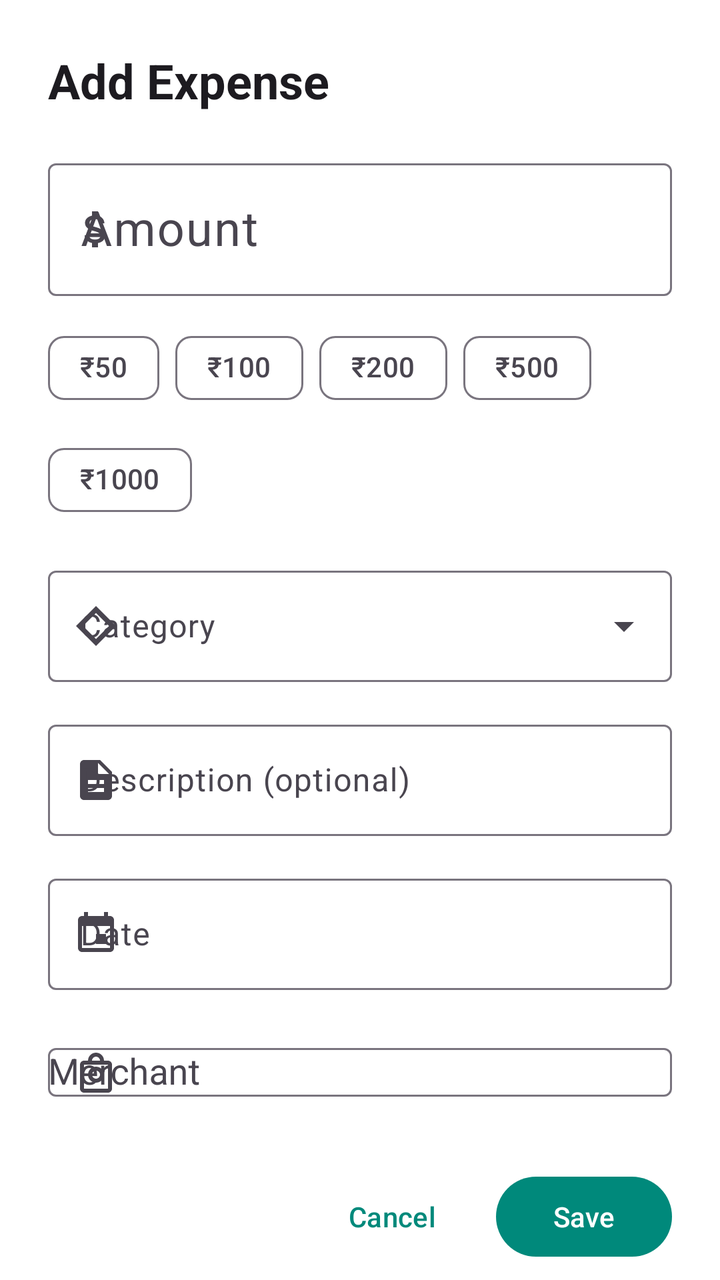
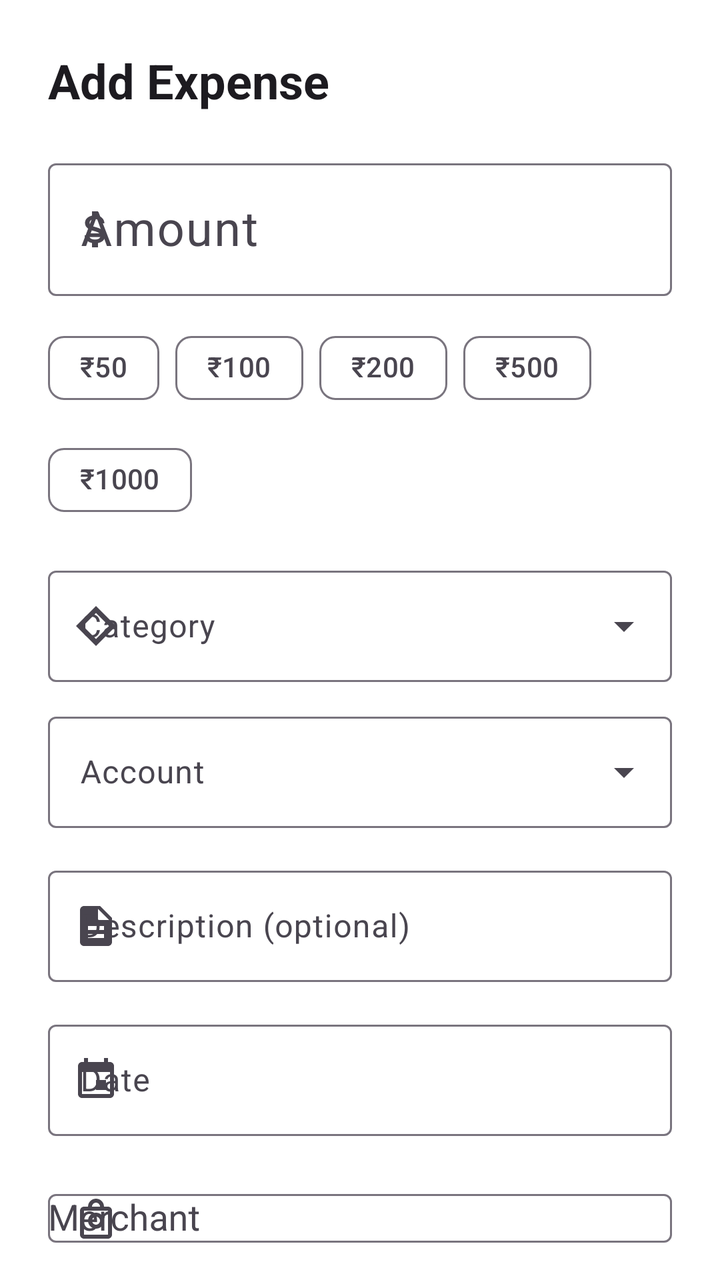

Before-and-after screenshots of an Android layout around one commit, followed by the original layout XML and the change that was made.
<!-- AndroidManifest.xml: application theme Theme.SpendWiseAI -->
<!-- res/layout/fragment_expense_editor_dialog.xml -->
<?xml version="1.0" encoding="utf-8"?>
<androidx.core.widget.NestedScrollView
    xmlns:android="http://schemas.android.com/apk/res/android"
    xmlns:app="http://schemas.android.com/apk/res-auto"
    xmlns:tools="http://schemas.android.com/tools"
    android:layout_width="match_parent"
    android:layout_height="wrap_content"
    android:fillViewport="true">

    <LinearLayout
        android:layout_width="match_parent"
        android:layout_height="wrap_content"
        android:orientation="vertical"
        android:padding="24dp"
        android:background="?attr/colorSurface"
        tools:context=".common.ExpenseEditorDialogFragment">

        <TextView
            android:id="@+id/text_dialog_title"
            android:layout_width="wrap_content"
            android:layout_height="wrap_content"
            android:text="@string/add_expense"
            android:textAppearance="?attr/textAppearanceHeadlineSmall"
            android:textStyle="bold" />

        <com.google.android.material.textfield.TextInputLayout
            android:id="@+id/layout_amount"
            style="@style/Widget.Material3.TextInputLayout.OutlinedBox"
            android:layout_width="match_parent"
            android:layout_height="wrap_content"
            android:layout_marginTop="20dp"
            android:hint="@string/amount"
            app:prefixText="₹"
            app:startIconDrawable="@drawable/ic_currency">

            <com.google.android.material.textfield.TextInputEditText
                android:id="@+id/edit_amount"
                android:layout_width="match_parent"
                android:layout_height="wrap_content"
                android:inputType="numberDecimal"
                android:maxLines="1"
                android:textSize="24sp" />

        </com.google.android.material.textfield.TextInputLayout>

        <com.google.android.material.chip.ChipGroup
            android:id="@+id/chip_group_presets"
            android:layout_width="match_parent"
            android:layout_height="wrap_content"
            android:layout_marginTop="12dp"
            app:selectionRequired="false"
            app:singleSelection="true">

            <com.google.android.material.chip.Chip
                android:id="@+id/chip_50"
                style="@style/Widget.Material3.Chip.Filter"
                android:layout_width="wrap_content"
                android:layout_height="wrap_content"
                android:text="₹50" />

            <com.google.android.material.chip.Chip
                android:id="@+id/chip_100"
                style="@style/Widget.Material3.Chip.Filter"
                android:layout_width="wrap_content"
                android:layout_height="wrap_content"
                android:text="₹100" />

            <com.google.android.material.chip.Chip
                android:id="@+id/chip_200"
                style="@style/Widget.Material3.Chip.Filter"
                android:layout_width="wrap_content"
                android:layout_height="wrap_content"
                android:text="₹200" />

            <com.google.android.material.chip.Chip
                android:id="@+id/chip_500"
                style="@style/Widget.Material3.Chip.Filter"
                android:layout_width="wrap_content"
                android:layout_height="wrap_content"
                android:text="₹500" />

            <com.google.android.material.chip.Chip
                android:id="@+id/chip_1000"
                style="@style/Widget.Material3.Chip.Filter"
                android:layout_width="wrap_content"
                android:layout_height="wrap_content"
                android:text="₹1000" />

        </com.google.android.material.chip.ChipGroup>

        <com.google.android.material.textfield.TextInputLayout
            android:id="@+id/layout_category"
            style="@style/Widget.Material3.TextInputLayout.OutlinedBox.ExposedDropdownMenu"
            android:layout_width="match_parent"
            android:layout_height="wrap_content"
            android:layout_marginTop="16dp"
            android:hint="@string/category"
            app:startIconDrawable="@drawable/ic_category_black_24dp">

            <AutoCompleteTextView
                android:id="@+id/dropdown_category"
                android:layout_width="match_parent"
                android:layout_height="wrap_content"
                android:inputType="none"
                android:maxLines="1" />

        </com.google.android.material.textfield.TextInputLayout>

        <com.google.android.material.textfield.TextInputLayout
            android:id="@+id/layout_description"
            style="@style/Widget.Material3.TextInputLayout.OutlinedBox"
            android:layout_width="match_parent"
            android:layout_height="wrap_content"
            android:layout_marginTop="16dp"
            android:hint="@string/description_optional"
            app:startIconDrawable="@drawable/ic_description">

            <com.google.android.material.textfield.TextInputEditText
                android:id="@+id/edit_description"
                android:layout_width="match_parent"
                android:layout_height="wrap_content"
                android:inputType="text"
                android:maxLines="1" />

        </com.google.android.material.textfield.TextInputLayout>

        <com.google.android.material.textfield.TextInputLayout
            android:id="@+id/layout_date"
            style="@style/Widget.Material3.TextInputLayout.OutlinedBox"
            android:layout_width="match_parent"
            android:layout_height="wrap_content"
            android:layout_marginTop="16dp"
            android:hint="@string/date"
            app:startIconDrawable="@drawable/ic_calendar_black_24dp">

            <com.google.android.material.textfield.TextInputEditText
                android:id="@+id/edit_date"
                android:layout_width="match_parent"
                android:layout_height="wrap_content"
                android:clickable="true"
                android:ellipsize="end"
                android:focusable="false"
                android:maxLines="1"
                android:singleLine="true" />

        </com.google.android.material.textfield.TextInputLayout>

        <com.google.android.material.textfield.TextInputLayout
            android:id="@+id/layout_merchant"
            style="@style/Widget.Material3.TextInputLayout.OutlinedBox"
            android:layout_width="match_parent"
            android:layout_height="wrap_content"
            android:layout_marginTop="12dp"
            android:hint="@string/merchant"
            app:startIconDrawable="@drawable/ic_merchants_black_24dp">

            <AutoCompleteTextView
                android:id="@+id/edit_merchant"
                android:layout_width="match_parent"
                android:layout_height="wrap_content"
                android:completionThreshold="1"
                android:inputType="text"
                android:maxLines="1" />

        </com.google.android.material.textfield.TextInputLayout>

        <LinearLayout
            android:layout_width="match_parent"
            android:layout_height="wrap_content"
            android:layout_marginTop="24dp"
            android:gravity="end"
            android:orientation="horizontal">

            <com.google.android.material.button.MaterialButton
                android:id="@+id/btn_delete"
                style="@style/Widget.Material3.Button.TextButton"
                android:layout_width="wrap_content"
                android:layout_height="wrap_content"
                android:text="@string/delete"
                android:textColor="?attr/colorError"
                android:visibility="gone" />

            <View
                android:layout_width="0dp"
                android:layout_height="0dp"
                android:layout_weight="1" />

            <com.google.android.material.button.MaterialButton
                android:id="@+id/btn_cancel"
                style="@style/Widget.Material3.Button.TextButton"
                android:layout_width="wrap_content"
                android:layout_height="wrap_content"
                android:text="@string/cancel" />

            <com.google.android.material.button.MaterialButton
                android:id="@+id/btn_save"
                android:layout_width="wrap_content"
                android:layout_height="wrap_content"
                android:layout_marginStart="8dp"
                android:text="@string/save"
                app:backgroundTint="?attr/colorPrimary" />

        </LinearLayout>

    </LinearLayout>

</androidx.core.widget.NestedScrollView>
<!-- resources referenced by this layout -->
<resources>
  <!-- drawable ic_calendar_black_24dp (drawable) -->
  <vector android:height="24dp"
      android:viewportHeight="24" android:viewportWidth="24"
      android:width="24dp" xmlns:android="http://schemas.android.com/apk/res/android">
      <path android:fillColor="#757575" android:pathData="M17,12h-5v5h5V12zM16,1v2H8V1H6v2H5C3.89,3 3.01,3.9 3.01,5L3,19c0,1.1 0.89,2 2,2h14c1.1,0 2,-0.9 2,-2V5c0,-1.1 -0.9,-2 -2,-2h-1V1h-2zM19,19H5V8h14V19z"/>
  </vector>
  <!-- drawable ic_category_black_24dp (drawable) -->
  <vector android:height="24dp"
      android:viewportHeight="24" android:viewportWidth="24"
      android:width="24dp" xmlns:android="http://schemas.android.com/apk/res/android">
      <path android:fillColor="#757575" android:pathData="M12,2L2,12l10,10l10,-10L12,2zM12,18.5L5.5,12L12,5.5L18.5,12L12,18.5z"/>
  </vector>
  <!-- drawable ic_currency (drawable) -->
  <vector xmlns:android="http://schemas.android.com/apk/res/android"
      android:width="24dp"
      android:height="24dp"
      android:viewportWidth="24"
      android:viewportHeight="24">
      <path
          android:fillColor="#757575"
          android:pathData="M11.8,10.9c-2.27,-0.59 -3,-1.2 -3,-2.15 0,-1.09 1.01,-1.85 2.7,-1.85 1.78,0 2.44,0.85 2.5,2.1h2.21c-0.07,-1.72 -1.12,-3.3 -3.21,-3.81V3h-3v2.16c-1.94,0.42 -3.5,1.68 -3.5,3.61 0,2.31 1.91,3.46 4.7,4.13 2.5,0.6 3,1.48 3,2.41 0,0.69 -0.49,1.79 -2.7,1.79 -2.06,0 -2.87,-0.92 -2.98,-2.1h-2.2c0.12,2.19 1.76,3.42 3.68,3.83V21h3v-2.15c1.95,-0.37 3.5,-1.5 3.5,-3.55 0,-2.84 -2.43,-3.81 -4.7,-4.4z"/>
  </vector>
  <!-- drawable ic_description (drawable) -->
  <vector xmlns:android="http://schemas.android.com/apk/res/android"
      android:width="24dp"
      android:height="24dp"
      android:viewportWidth="24"
      android:viewportHeight="24">
      <path
          android:fillColor="#757575"
          android:pathData="M14,2H6c-1.1,0 -1.99,0.9 -1.99,2L4,20c0,1.1 0.89,2 1.99,2H18c1.1,0 2,-0.9 2,-2V8l-6,-6zM16,18H8v-2h8v2zM16,14H8v-2h8v2zM13,9V3.5L18.5,9H13z"/>
  </vector>
  <!-- drawable ic_merchants_black_24dp (drawable) -->
  <vector android:height="24dp"
      android:viewportHeight="24" android:viewportWidth="24"
      android:width="24dp" xmlns:android="http://schemas.android.com/apk/res/android">
      <path android:fillColor="#757575" android:pathData="M18,6h-2c0,-2.21 -1.79,-4 -4,-4S8,3.79 8,6H6C4.9,6 4,6.9 4,8v12c0,1.1 0.9,2 2,2h12c1.1,0 2,-0.9 2,-2V8C20,6.9 19.1,6 18,6zM12,4c1.1,0 2,0.9 2,2h-4C10,4.9 10.9,4 12,4zM18,20H6V8h12V20zM12,9c-2.21,0 -4,1.79 -4,4s1.79,4 4,4s4,-1.79 4,-4S14.21,9 12,9zM12,15c-1.1,0 -2,-0.9 -2,-2s0.9,-2 2,-2s2,0.9 2,2S13.1,15 12,15z"/>
  </vector>
  <string name="add_expense">Add Expense</string>
  <string name="amount">Amount</string>
  <string name="cancel">Cancel</string>
  <string name="category">Category</string>
  <string name="date">Date</string>
  <string name="delete">Delete</string>
  <string name="description_optional">Description (optional)</string>
  <string name="merchant">Merchant</string>
  <string name="save">Save</string>
  <color name="md_theme_primary">#00897B</color>
  <color name="md_theme_onPrimary">#FFFFFF</color>
  <color name="md_theme_primaryContainer">#B2DFDB</color>
  <color name="md_theme_onPrimaryContainer">#00251A</color>
  <color name="md_theme_secondary">#146C63</color>
  <color name="md_theme_onSecondary">#FFFFFF</color>
  <color name="md_theme_secondaryContainer">#BDECE5</color>
  <color name="md_theme_onSecondaryContainer">#00201C</color>
  <color name="md_theme_surface">#FFFFFF</color>
  <color name="md_theme_onSurface">#1C1B1F</color>
  <color name="md_theme_surfaceVariant">#E0F2F1</color>
  <color name="md_theme_surfaceContainer">#F4F7F7</color>
  <color name="md_theme_surfaceContainerHigh">#EDF2F2</color>
  <color name="md_theme_onSurfaceVariant">#49454F</color>
  <color name="md_theme_outline">#79747E</color>
  <color name="md_theme_outlineVariant">#B2DFDB</color>
  <!-- unchanged entries left out for length: 1 -->
</resources>

<!-- the commit's change to res/layout/fragment_expense_editor_dialog.xml (unified diff, before → after) -->
@@ -107,6 +107,23 @@
         </com.google.android.material.textfield.TextInputLayout>
 
         <com.google.android.material.textfield.TextInputLayout
+            android:id="@+id/layout_account"
+            style="@style/Widget.Material3.TextInputLayout.OutlinedBox.ExposedDropdownMenu"
+            android:layout_width="match_parent"
+            android:layout_height="wrap_content"
+            android:layout_marginTop="12dp"
+            android:hint="Account">
+
+            <AutoCompleteTextView
+                android:id="@+id/dropdown_account"
+                android:layout_width="match_parent"
+                android:layout_height="wrap_content"
+                android:inputType="none"
+                android:maxLines="1" />
+
+        </com.google.android.material.textfield.TextInputLayout>
+
+        <com.google.android.material.textfield.TextInputLayout
             android:id="@+id/layout_description"
             style="@style/Widget.Material3.TextInputLayout.OutlinedBox"
             android:layout_width="match_parent"
@@ -164,6 +181,22 @@
 
         </com.google.android.material.textfield.TextInputLayout>
 
+        
+        <TextView
+            android:layout_width="wrap_content"
+            android:layout_height="wrap_content"
+            android:layout_marginTop="16dp"
+            android:text="Tags"
+            android:textAppearance="?attr/textAppearanceLabelLarge"
+            android:textColor="?attr/colorOnSurfaceVariant" />
+
+        <com.google.android.material.chip.ChipGroup
+            android:id="@+id/chip_group_tags"
+            android:layout_width="match_parent"
+            android:layout_height="wrap_content"
+            android:layout_marginTop="8dp"
+            app:singleSelection="false" />
+
         <LinearLayout
             android:layout_width="match_parent"
             android:layout_height="wrap_content"
